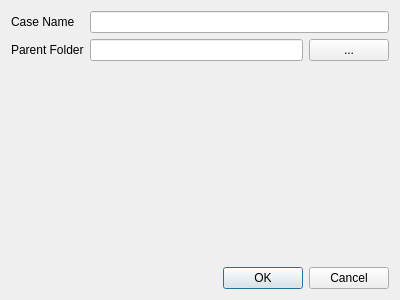
Before: the Qt Designer form popUpNew.ui in Eng-RSMY/petroFoam, drawn with Qt 5.
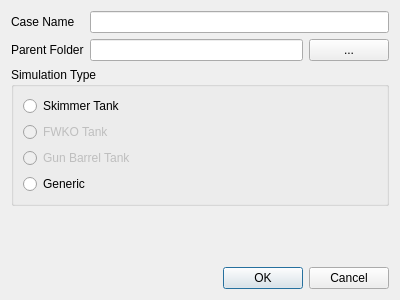
After: the same form once the commit is applied.

```diff
--- a/popUpNew.ui
+++ b/popUpNew.ui
@@ -48,6 +48,61 @@
        </property>
       </widget>
      </item>
+     <item row="2" column="0" colspan="3">
+      <widget class="QGroupBox" name="groupBox">
+       <property name="title">
+        <string>Simulation Type</string>
+       </property>
+       <layout class="QVBoxLayout" name="verticalLayout_2">
+        <item>
+         <widget class="QRadioButton" name="radioButton">
+          <property name="text">
+           <string>Skimmer Tank</string>
+          </property>
+          <attribute name="buttonGroup">
+           <string notr="true">buttonGroup</string>
+          </attribute>
+         </widget>
+        </item>
+        <item>
+         <widget class="QRadioButton" name="radioButton_2">
+          <property name="enabled">
+           <bool>false</bool>
+          </property>
+          <property name="text">
+           <string>FWKO Tank</string>
+          </property>
+          <attribute name="buttonGroup">
+           <string notr="true">buttonGroup</string>
+          </attribute>
+         </widget>
+        </item>
+        <item>
+         <widget class="QRadioButton" name="radioButton_3">
+          <property name="enabled">
+           <bool>false</bool>
+          </property>
+          <property name="text">
+           <string>Gun Barrel Tank</string>
+          </property>
+          <attribute name="buttonGroup">
+           <string notr="true">buttonGroup</string>
+          </attribute>
+         </widget>
+        </item>
+        <item>
+         <widget class="QRadioButton" name="radioButton_4">
+          <property name="text">
+           <string>Generic</string>
+          </property>
+          <attribute name="buttonGroup">
+           <string notr="true">buttonGroup</string>
+          </attribute>
+         </widget>
+        </item>
+       </layout>
+      </widget>
+     </item>
     </layout>
    </item>
    <item>
```
Left out of the diff: 3 changed lines with no effect on the pictures.
